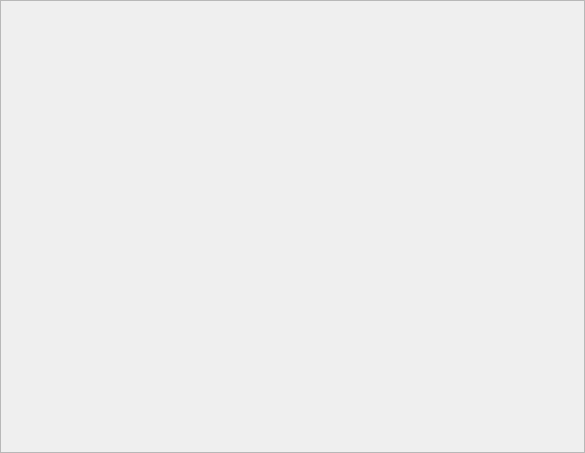
The window that GuiLib/explorerform.ui (The-Zealot/DeskMaster) describes before a commit, drawn with Qt 5.
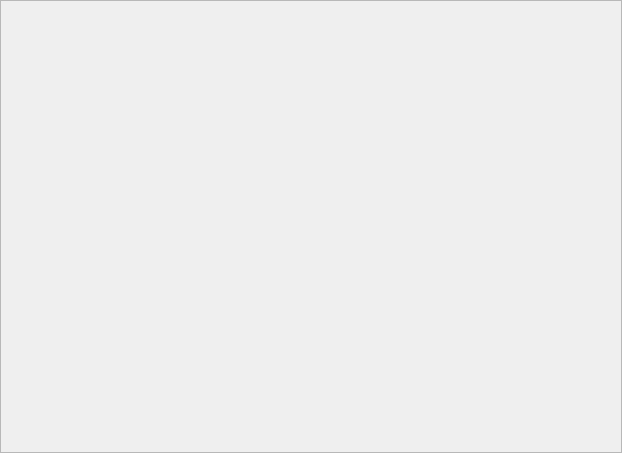
The same window after the commit.

Patch:
```diff
--- a/GuiLib/explorerform.ui
+++ b/GuiLib/explorerform.ui
@@ -6,7 +6,7 @@
    <rect>
     <x>0</x>
     <y>0</y>
-    <width>585</width>
+    <width>622</width>
     <height>453</height>
    </rect>
   </property>
@@ -42,10 +42,11 @@
        <rect>
         <x>0</x>
         <y>0</y>
-        <width>583</width>
+        <width>620</width>
         <height>451</height>
        </rect>
       </property>
+      <layout class="QGridLayout" name="gridLayout_2"/>
      </widget>
     </widget>
    </item>
```
